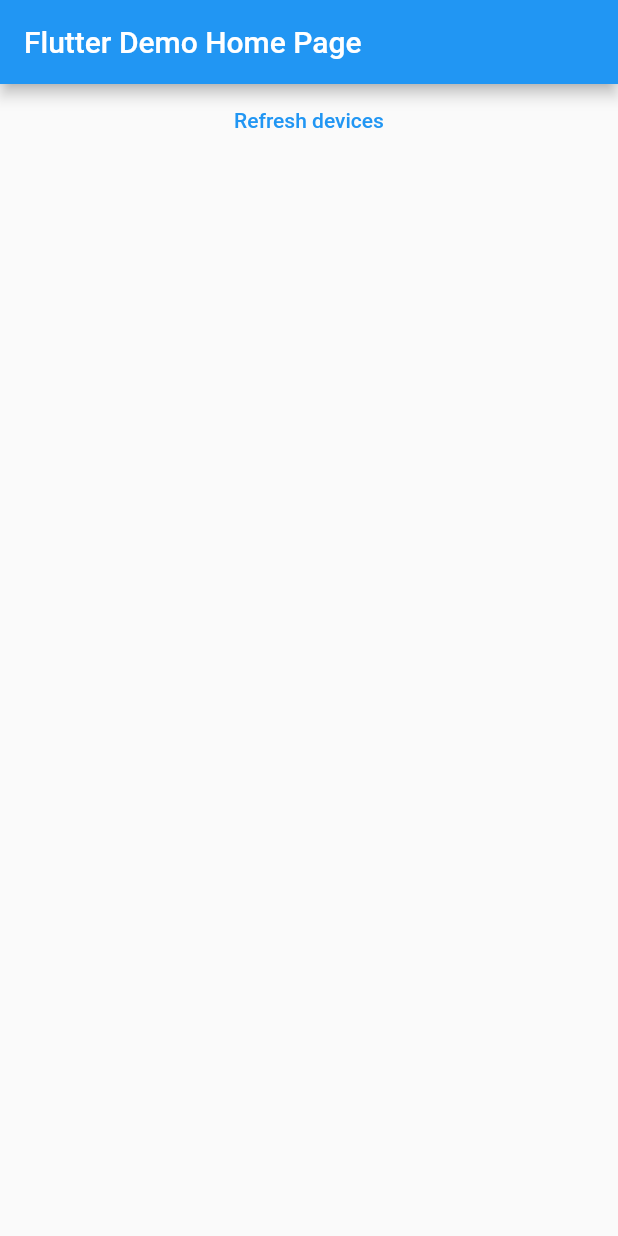
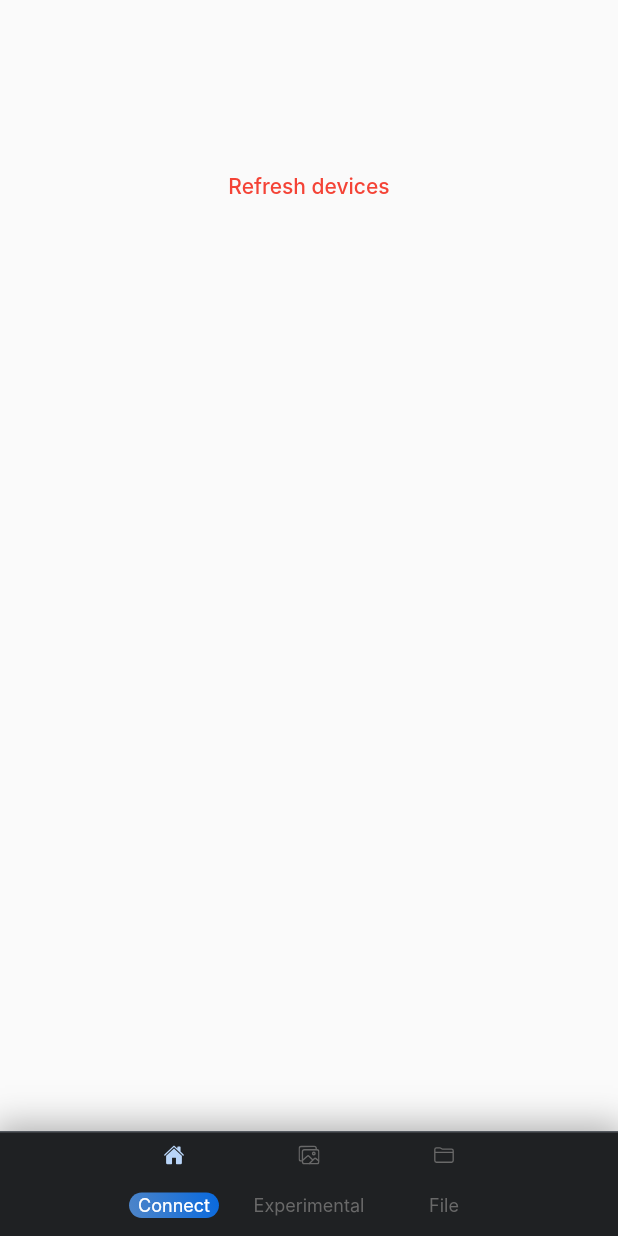
Before and after one commit to lookacat/xenon-pro, a Flutter app: the screen it shows after launch, after a tap on "Refresh devices", on a phone screen of 412 x 824 dp. Run offline on Flutter 3.47's test engine with Material 2 defaults, Android fonts, the phone set to English and light mode, and no system bars; our stand-ins replace flutter_blue, flutter_mobx, ionicons, mobx, page_transition; generated files the repository leaves out were written again; Roboto replaces fonts that are missing (Inter); statements that could not run were skipped.

Commit message:
Add navigation

```diff
--- /dev/null
+++ b/lib/app.dart
@@ -0,0 +1,49 @@
+import '../navigator/navigator.dart';
+import './navigator/navigation_bar.dart';
+import 'package:flutter/material.dart';
+
+class MainApp extends StatefulWidget {
+  const MainApp({Key? key}) : super(key: key);
+
+  @override
+  State<MainApp> createState() => _MainAppPageState();
+}
+
+class _MainAppPageState extends State<MainApp> {
+  @override
+  void initState() {
+    super.initState();
+  }
+
+  @override
+  Widget build(BuildContext context) {
+    return Scaffold(
+      body: Container(
+        decoration: const BoxDecoration(
+          color: Color(0xff1F2123),
+        ),
+        child: LayoutBuilder(
+            builder: (BuildContext context, BoxConstraints constraints) {
+          return Stack(
+            children: <Widget>[
+              Positioned(
+                child: PageNavigator(
+                  initialRoute: "/gallery",
+                ),
+                bottom: 70,
+                left: 0,
+                right: 0,
+                top: 0,
+              ),
+              const Positioned(
+                bottom: 0,
+                left: 0,
+                child: MainNavigationBar(),
+              ),
+            ],
+          );
+        }),
+      ),
+    );
+  }
+}
--- a/lib/main.dart
+++ b/lib/main.dart
@@ -1,55 +1,27 @@
 import 'package:flutter/material.dart';
-import 'package:flutter_blue/flutter_blue.dart';
-import 'package:xenon/pages/connect.dart';
 
-void main() {
-  runApp(const MyApp());
+import 'app.dart';
+
+void main() async {
+  runApp(const App());
 }
 
-class MyApp extends StatelessWidget {
-  const MyApp({Key? key}) : super(key: key);
+class App extends StatelessWidget {
+  const App({Key? key}) : super(key: key);
 
+  // This widget is the root of your application.
   @override
   Widget build(BuildContext context) {
     return MaterialApp(
-      title: 'Flutter Demo',
+      title: 'Cloud Gallery',
       theme: ThemeData(
-        primarySwatch: Colors.blue,
-      ),
-      home: const MyHomePage(title: 'Flutter Demo Home Page'),
+          fontFamily: "Inter",
+          scrollbarTheme: ScrollbarThemeData(
+            thumbColor: MaterialStateProperty.all(
+              const Color(0xff777777),
+            ),
+          )),
+      home: const MainApp(),
     );
   }
 }
-
-class MyHomePage extends StatefulWidget {
-  const MyHomePage({Key? key, required this.title}) : super(key: key);
-  final String title;
-
-  @override
-  State<MyHomePage> createState() => _MyHomePageState();
-}
-
-class _MyHomePageState extends State<MyHomePage> {
-  int _counter = 0;
-  List<ScanResult> scans = [];
-
-  Column listDevices() {
-    List<Widget> show = [];
-    for (ScanResult result in scans) {
-      show.add(Text(
-        result.device.name,
-        style: const TextStyle(color: Colors.black),
-      ));
-    }
-    return Column(children: show);
-  }
-
-  @override
-  Widget build(BuildContext context) {
-    return Scaffold(
-        appBar: AppBar(
-          title: Text(widget.title),
-        ),
-        body: const ConnectPage());
-  }
-}
--- /dev/null
+++ b/lib/models/navigation_bar_item.dart
@@ -0,0 +1,13 @@
+import 'package:flutter/widgets.dart';
+
+class ModelNavigationBarItem {
+  String title;
+  String target;
+  IconData icon;
+
+  ModelNavigationBarItem({
+    required this.title,
+    required this.target,
+    required this.icon,
+  });
+}
--- /dev/null
+++ b/lib/navigator/navigation_bar.dart
@@ -0,0 +1,82 @@
+// ignore_for_file: import_of_legacy_library_into_null_safe
+
+import 'package:flutter/material.dart';
+import 'package:ionicons/ionicons.dart';
+
+import '../models/navigation_bar_item.dart';
+import 'navigation_bar_item.dart';
+
+class MainNavigationBar extends StatefulWidget {
+  const MainNavigationBar({Key? key}) : super(key: key);
+
+  @override
+  State<MainNavigationBar> createState() => _NavigationBarState();
+}
+
+class _NavigationBarState extends State<MainNavigationBar> {
+  @override
+  void initState() {
+    super.initState();
+  }
+
+  BoxDecoration buildContainerDecoration() {
+    return BoxDecoration(
+      color: const Color(0xff1F2123),
+      border: const Border(
+        top: BorderSide(
+          width: 1,
+          color: Color.fromARGB(255, 84, 89, 95),
+        ),
+      ),
+      boxShadow: [
+        BoxShadow(
+          color: Colors.black.withOpacity(0.3),
+          spreadRadius: 4,
+          blurRadius: 18,
+          offset: const Offset(0, 0), // changes position of shadow
+        ),
+      ],
+    );
+  }
+
+  Widget buildItemRow() {
+    return Row(
+      mainAxisAlignment: MainAxisAlignment.center,
+      crossAxisAlignment: CrossAxisAlignment.center,
+      children: <Widget>[
+        NavigationBarItem(
+          model: ModelNavigationBarItem(
+            title: "Connect",
+            target: "/connect",
+            icon: Ionicons.home,
+          ),
+        ),
+        NavigationBarItem(
+          model: ModelNavigationBarItem(
+            title: "Experimental",
+            target: "/experimental",
+            icon: Ionicons.images_outline,
+          ),
+        ),
+        NavigationBarItem(
+          model: ModelNavigationBarItem(
+            title: "File",
+            target: "/file",
+            icon: Ionicons.folder_outline,
+          ),
+        ),
+      ],
+    );
+  }
+
+  @override
+  Widget build(BuildContext context) {
+    return Container(
+      height: 70 + MediaQuery.of(context).padding.bottom,
+      width: MediaQuery.of(context).size.width,
+      padding: EdgeInsets.only(bottom: MediaQuery.of(context).padding.bottom),
+      decoration: buildContainerDecoration(),
+      child: buildItemRow(),
+    );
+  }
+}
--- /dev/null
+++ b/lib/navigator/navigation_bar_item.dart
@@ -0,0 +1,97 @@
+import 'package:flutter/services.dart';
+import 'package:flutter/material.dart';
+import 'package:flutter_mobx/flutter_mobx.dart';
+
+import '../models/navigation_bar_item.dart';
+import '../store/navigator/navigator_store.dart';
+
+class NavigationBarItem extends StatefulWidget {
+  final ModelNavigationBarItem model;
+  const NavigationBarItem({
+    Key? key,
+    required this.model,
+  }) : super(key: key);
+
+  @override
+  State<NavigationBarItem> createState() => _NavigationBarItemState();
+}
+
+class _NavigationBarItemState extends State<NavigationBarItem> {
+  @override
+  void initState() {
+    super.initState();
+  }
+
+  void onItemTap() {
+    HapticFeedback.heavyImpact();
+    NavigatorStore.store.changeRoute(widget.model.target);
+  }
+
+  Widget buildIcon() {
+    return Container(
+      width: 50,
+      height: 30,
+      padding: const EdgeInsets.symmetric(vertical: 8),
+      child: Icon(
+        widget.model.icon,
+        color: widget.model.target == NavigatorStore.store.route
+            ? Color.fromARGB(255, 185, 213, 248)
+            : Color(0xff696969),
+        size: 25,
+      ),
+    );
+  }
+
+  Widget buildLabel() {
+    return Text(
+      widget.model.title,
+      style: TextStyle(
+        color: widget.model.target == NavigatorStore.store.route
+            ? Colors.white
+            : Color(0xff696969),
+        fontSize: 12,
+      ),
+    );
+  }
+
+  @override
+  Widget build(BuildContext context) {
+    return GestureDetector(
+      onTap: onItemTap,
+      child: Container(
+        width: 90,
+        decoration: const BoxDecoration(
+          color: Colors.transparent,
+        ),
+        child: Observer(
+          builder: (context) => Column(
+            children: <Widget>[
+              buildIcon(),
+              Container(
+                margin: const EdgeInsets.symmetric(
+                  vertical: 10,
+                ),
+                padding: const EdgeInsets.symmetric(horizontal: 6, vertical: 1),
+                decoration: widget.model.target == NavigatorStore.store.route
+                    ? const BoxDecoration(
+                        color: Colors.blue,
+                        borderRadius: BorderRadius.all(Radius.circular(10)),
+                        gradient: LinearGradient(
+                          begin: Alignment.topRight,
+                          end: Alignment.bottomLeft,
+                          colors: [
+                            Color(0xFF0869de),
+                            Color(0xFF4e85c8),
+                          ],
+                        ),
+                      )
+                    : BoxDecoration(),
+                child: buildLabel(),
+              ),
+            ],
+          ),
+        ),
+      ),
+    );
+  }
+}
--- /dev/null
+++ b/lib/navigator/navigator.dart
@@ -0,0 +1,53 @@
+// ignore_for_file: prefer_const_constructors_in_immutables
+
+import 'package:flutter/material.dart';
+import 'package:page_transition/page_transition.dart';
+
+import '../pages/connect.dart';
+import '../pages/experimental.dart';
+
+final GlobalKey<NavigatorState> navigationKey = GlobalKey<NavigatorState>();
+
+class PageNavigator extends StatelessWidget {
+  final String initialRoute;
+
+  PageNavigator({
+    Key? key,
+    required this.initialRoute,
+  }) : super(key: key);
+
+  @override
+  Widget build(BuildContext context) {
+    return WillPopScope(
+        child: Navigator(
+          key: navigationKey,
+          initialRoute: initialRoute,
+          onGenerateRoute: (RouteSettings routeSettings) {
+            switch (routeSettings.name) {
+              case '/connect':
+                return PageTransition(
+                    type: PageTransitionType.fade,
+                    child: const ConnectPage(),
+                    duration: const Duration(milliseconds: 200));
+              case '/experimental':
+                return PageTransition(
+                    type: PageTransitionType.fade,
+                    child: const ExperimentalPage(),
+                    duration: const Duration(milliseconds: 200));
+              default:
+                return PageTransition(
+                    type: PageTransitionType.fade,
+                    child: const ConnectPage(),
+                    duration: const Duration(milliseconds: 200));
+            }
+          },
+        ),
+        onWillPop: () {
+          if (navigationKey.currentState!.canPop()) {
+            navigationKey.currentState!.pop();
+            return Future<bool>.value(false);
+          }
+          return Future<bool>.value(true);
+        });
+  }
+}
--- a/lib/pages/connect.dart
+++ b/lib/pages/connect.dart
@@ -76,18 +76,27 @@
 
   @override
   Widget build(BuildContext context) {
-    return Center(
+    return Material(
+      child: Container(
+        padding: EdgeInsets.only(top: 100),
+        child: Center(
           child: Column(
             children: [
               listDevices(),
               TextButton(
                 style: ButtonStyle(
-              foregroundColor: MaterialStateProperty.all<Color>(Colors.blue),
+                  foregroundColor:
+                      MaterialStateProperty.all<Color>(Colors.blue),
                 ),
                 onPressed: refreshDevices,
-            child: Text('Refresh devices'),
+                child: const Text(
+                  'Refresh devices',
+                  style: TextStyle(color: Colors.red),
+                ),
               ),
             ],
+          ),
+        ),
       ),
     );
   }
--- /dev/null
+++ b/lib/pages/experimental.dart
@@ -0,0 +1,29 @@
+import 'package:flutter/material.dart';
+
+class ExperimentalPage extends StatefulWidget {
+  const ExperimentalPage({Key? key}) : super(key: key);
+
+  @override
+  State<ExperimentalPage> createState() => _ExperimentalPageState();
+}
+
+class _ExperimentalPageState extends State<ExperimentalPage> {
+  @override
+  void initState() {
+    super.initState();
+  }
+
+  @override
+  Widget build(BuildContext context) {
+    return buildMaterialApp();
+  }
+
+  Material buildMaterialApp() {
+    return const Material(
+      child: Text(
+        "hallo",
+        style: TextStyle(color: Colors.red),
+      ),
+    );
+  }
+}
--- /dev/null
+++ b/lib/store/navigator/navigator_store.dart
@@ -0,0 +1,38 @@
+import 'dart:developer';
+
+import 'package:mobx/mobx.dart';
+
+import '../../navigator/navigator.dart';
+
+part 'navigator_store.g.dart';
+
+class NavigatorStoreA = NavigatorStoreBase with _$NavigatorStoreA;
+
+abstract class NavigatorStoreBase with Store {
+  @observable
+  String route = '/connect';
+
+  @observable
+  Map<String, dynamic>? routeParameters;
+
+  @action
+  void changeRoute(String value, {Map<String, dynamic>? parameters}) {
+    navigationKey.currentState!.pushReplacementNamed(value);
+    route = value;
+    if (parameters != null) {
+      routeParameters = parameters;
+    } else {
+      routeParameters = <String, dynamic>{};
+    }
+    log("Navigated to route: $route");
+  }
+
+  @action
+  goBack() {
+    navigationKey.currentState!.pop();
+  }
+}
+
+class NavigatorStore {
+  static final NavigatorStoreA store = NavigatorStoreA();
+}
--- a/pubspec.yaml
+++ b/pubspec.yaml
@@ -14,6 +14,9 @@
     sdk: flutter
   cupertino_icons: ^1.0.2
   mobx: ^2.0.7
+  page_transition: ^2.0.5
+  flutter_mobx: ^2.0.6+4
+  ionicons: ^0.1.2
 
 dev_dependencies:
   flutter_test:
```
Also changed, not shown: lib/store/navigator/navigator_store.g.dart (added), pubspec.lock, 1 other file. Lines whose indentation alone changed are shown as unchanged.
